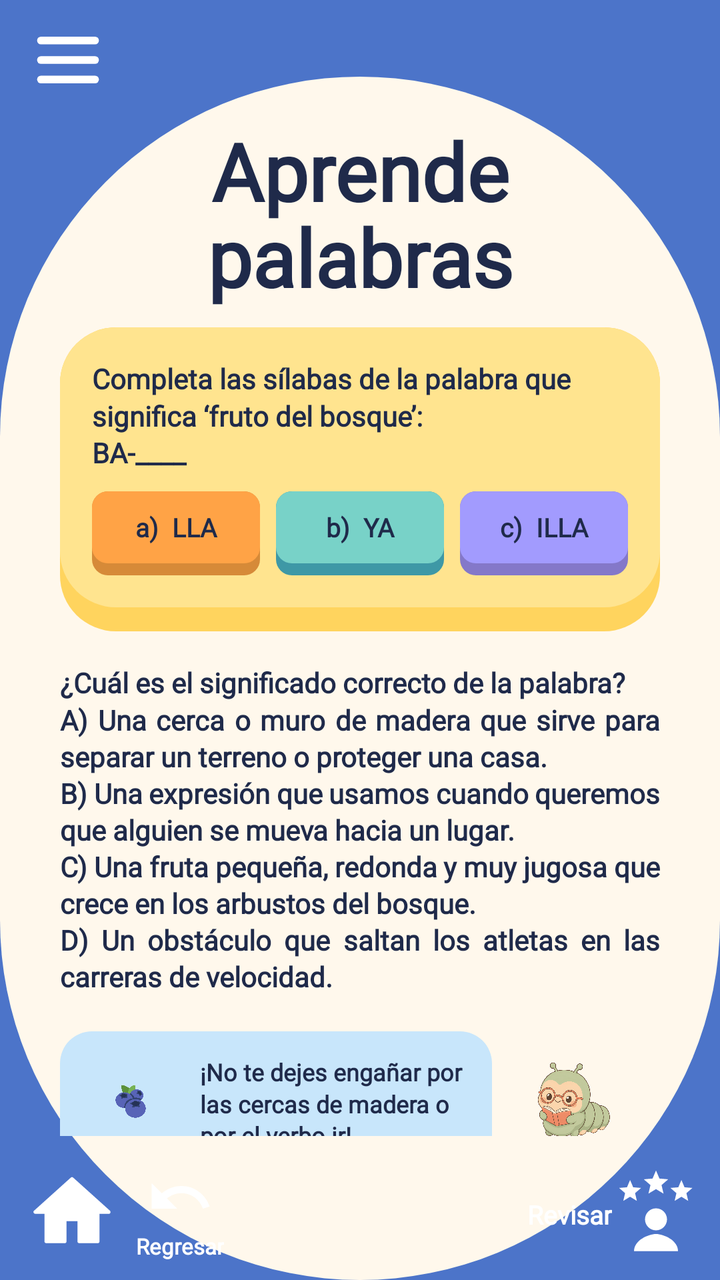
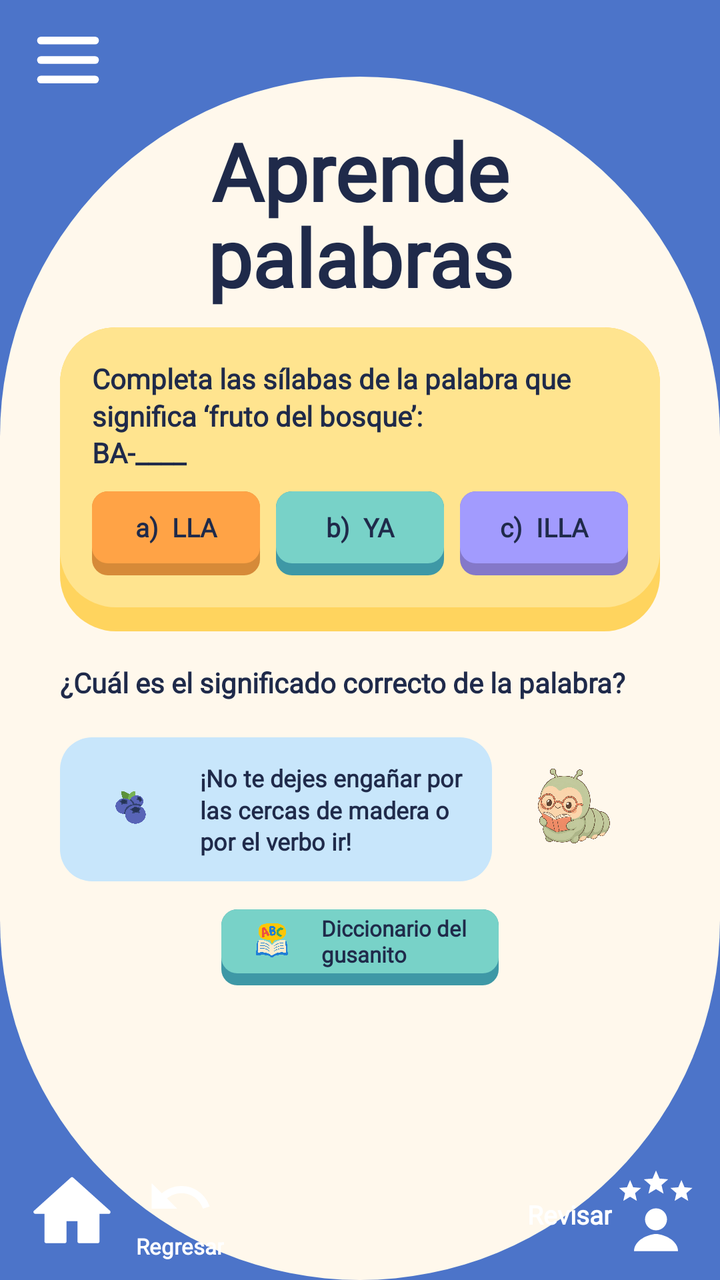

Screens rendered from an Android XML layout before and after an edit, with the pre-edit source and the edit as a unified diff.
<!-- AndroidManifest.xml: application theme Theme.Wordy -->
<!-- res/layout/activity_practica_palabras.xml -->
<?xml version="1.0" encoding="utf-8"?>
<androidx.constraintlayout.widget.ConstraintLayout
    xmlns:android="http://schemas.android.com/apk/res/android"
    xmlns:app="http://schemas.android.com/apk/res-auto"
    xmlns:tools="http://schemas.android.com/tools"
    android:layout_width="match_parent"
    android:layout_height="match_parent"
    android:background="@color/wordy_blue"
    android:fitsSystemWindows="true"
    tools:context=".PracticaPalabrasActivity"
    tools:ignore="HardcodedText">

    <androidx.constraintlayout.widget.Guideline
        android:id="@+id/glCremaTop"
        android:layout_width="wrap_content"
        android:layout_height="wrap_content"
        android:orientation="horizontal"
        app:layout_constraintGuide_percent="0.06" />

    <View
        android:id="@+id/bgCrema"
        android:layout_width="0dp"
        android:layout_height="0dp"
        android:background="@drawable/bg_oval_cream"
        app:layout_constraintBottom_toBottomOf="parent"
        app:layout_constraintEnd_toEndOf="parent"
        app:layout_constraintStart_toStartOf="parent"
        app:layout_constraintTop_toTopOf="@id/glCremaTop" />

    <include
        android:id="@+id/header"
        layout="@layout/header_wordy"
        android:layout_width="match_parent"
        android:layout_height="wrap_content"
        app:layout_constraintTop_toTopOf="parent" />

    <TextView
        android:id="@+id/tvTitulo"
        style="@style/WordyTitulo"
        android:layout_marginTop="4dp"
        android:text="@string/titulo_aprende_palabras"
        app:layout_constraintEnd_toEndOf="parent"
        app:layout_constraintStart_toStartOf="parent"
        app:layout_constraintTop_toBottomOf="@id/header" />

    <androidx.core.widget.NestedScrollView
        android:layout_width="0dp"
        android:layout_height="0dp"
        android:layout_marginTop="10dp"
        android:layout_marginBottom="6dp"
        android:scrollbars="none"
        app:layout_constraintBottom_toTopOf="@id/footer"
        app:layout_constraintEnd_toEndOf="parent"
        app:layout_constraintStart_toStartOf="parent"
        app:layout_constraintTop_toBottomOf="@id/tvTitulo">

        <LinearLayout
            android:layout_width="match_parent"
            android:layout_height="wrap_content"
            android:orientation="vertical"
            android:paddingStart="30dp"
            android:paddingEnd="30dp">

            
            <LinearLayout
                android:id="@+id/cardSilabas"
                android:layout_width="match_parent"
                android:layout_height="wrap_content"
                android:background="@drawable/bg_card"
                android:orientation="vertical"
                android:paddingStart="16dp"
                android:paddingTop="16dp"
                android:paddingEnd="16dp"
                android:paddingBottom="28dp">

                <TextView
                    android:id="@+id/tvPreguntaSilabas"
                    style="@style/WordyCuerpo"
                    android:layout_width="match_parent"
                    android:layout_height="wrap_content"
                    android:text="@string/pregunta_silabas"
                    android:textSize="14sp" />

                <LinearLayout
                    android:layout_width="match_parent"
                    android:layout_height="wrap_content"
                    android:layout_marginTop="10dp"
                    android:orientation="horizontal">

                    <TextView
                        android:id="@+id/opcionA"
                        style="@style/WordyOpcion"
                        android:layout_width="0dp"
                        android:layout_weight="1"
                        android:background="@drawable/bg_field_orange"
                        android:text="a)  LLA" />

                    <TextView
                        android:id="@+id/opcionB"
                        style="@style/WordyOpcion"
                        android:layout_width="0dp"
                        android:layout_marginStart="8dp"
                        android:layout_weight="1"
                        android:background="@drawable/bg_field_teal"
                        android:text="b)  YA" />

                    <TextView
                        android:id="@+id/opcionC"
                        style="@style/WordyOpcion"
                        android:layout_width="0dp"
                        android:layout_marginStart="8dp"
                        android:layout_weight="1"
                        android:background="@drawable/bg_field_purple"
                        android:text="c)  ILLA" />
                </LinearLayout>
            </LinearLayout>

            <TextView
                android:id="@+id/tvSignificado"
                style="@style/WordyCuerpo"
                android:layout_width="match_parent"
                android:layout_height="wrap_content"
                android:layout_marginTop="16dp"
                android:justificationMode="inter_word"
                android:text="@string/pregunta_significado"
                android:textSize="14sp"
                tools:targetApi="o" />

            
            <androidx.constraintlayout.widget.ConstraintLayout
                android:layout_width="match_parent"
                android:layout_height="wrap_content"
                android:layout_marginTop="12dp">

                <LinearLayout
                    android:id="@+id/burbujaPista"
                    android:layout_width="0dp"
                    android:layout_height="wrap_content"
                    android:background="@drawable/bg_burbuja"
                    android:gravity="center_vertical"
                    android:orientation="horizontal"
                    android:padding="10dp"
                    app:layout_constraintBottom_toBottomOf="parent"
                    app:layout_constraintEnd_toStartOf="@id/ivGusanoCabeza"
                    app:layout_constraintStart_toStartOf="parent"
                    app:layout_constraintTop_toTopOf="parent">

                    <ImageView
                        android:layout_width="52dp"
                        android:layout_height="52dp"
                        android:contentDescription="@null"
                        android:src="@drawable/img_rel_baya" />

                    <TextView
                        style="@style/WordyCuerpo"
                        android:layout_width="0dp"
                        android:layout_height="wrap_content"
                        android:layout_marginStart="8dp"
                        android:layout_weight="1"
                        android:text="@string/pista_gusano"
                        android:textSize="12sp" />
                </LinearLayout>

                <ImageView
                    android:id="@+id/ivGusanoCabeza"
                    android:layout_width="84dp"
                    android:layout_height="84dp"
                    android:contentDescription="@string/img_gusano_lector"
                    android:src="@drawable/img_gusano_lector"
                    app:layout_constraintBottom_toBottomOf="parent"
                    app:layout_constraintEnd_toEndOf="parent"
                    app:layout_constraintTop_toTopOf="parent" />
            </androidx.constraintlayout.widget.ConstraintLayout>

            <include
                android:id="@+id/btnDiccionario"
                layout="@layout/chip_diccionario"
                android:layout_width="wrap_content"
                android:layout_height="wrap_content"
                android:layout_gravity="center_horizontal"
                android:layout_marginTop="8dp" />
        </LinearLayout>
    </androidx.core.widget.NestedScrollView>

    <include
        android:id="@+id/footer"
        layout="@layout/footer_home_regresar_revisar"
        android:layout_width="match_parent"
        android:layout_height="wrap_content"
        app:layout_constraintBottom_toBottomOf="parent" />
</androidx.constraintlayout.widget.ConstraintLayout>
<!-- res/layout/header_wordy.xml (included above) -->
<?xml version="1.0" encoding="utf-8"?>
<androidx.constraintlayout.widget.ConstraintLayout
    xmlns:android="http://schemas.android.com/apk/res/android"
    xmlns:app="http://schemas.android.com/apk/res-auto"
    android:layout_width="match_parent"
    android:layout_height="64dp">

    <ImageView
        android:id="@+id/btnMenu"
        android:layout_width="48dp"
        android:layout_height="48dp"
        android:layout_marginStart="10dp"
        android:background="?attr/selectableItemBackgroundBorderless"
        android:contentDescription="@string/menu"
        android:padding="6dp"
        android:src="@drawable/ic_hamburguesa"
        app:layout_constraintBottom_toBottomOf="parent"
        app:layout_constraintStart_toStartOf="parent"
        app:layout_constraintTop_toTopOf="parent" />

    <FrameLayout
        android:layout_width="160dp"
        android:layout_height="60dp"
        android:layout_marginEnd="6dp"
        app:layout_constraintBottom_toBottomOf="parent"
        app:layout_constraintEnd_toEndOf="parent"
        app:layout_constraintTop_toTopOf="parent">

        <ImageView
            android:layout_width="160dp"
            android:layout_height="wrap_content"
            android:layout_marginTop="-111dp"
            android:adjustViewBounds="true"
            android:contentDescription="@string/logo_wordy"
            android:src="@drawable/logo_wordy" />
    </FrameLayout>
</androidx.constraintlayout.widget.ConstraintLayout>
<!-- res/layout/chip_diccionario.xml (included above) -->
<?xml version="1.0" encoding="utf-8"?>
<LinearLayout xmlns:android="http://schemas.android.com/apk/res/android"
    android:layout_width="wrap_content"
    android:layout_height="52dp"
    android:background="@drawable/bg_field_teal"
    android:clickable="true"
    android:focusable="true"
    android:gravity="center_vertical"
    android:orientation="horizontal"
    android:paddingStart="10dp"
    android:paddingEnd="16dp"
    android:paddingBottom="6dp">

    <ImageView
        android:layout_width="32dp"
        android:layout_height="32dp"
        android:contentDescription="@string/diccionario_gusanito"
        android:src="@drawable/img_diccionario" />

    <TextView
        android:layout_width="wrap_content"
        android:layout_height="wrap_content"
        android:layout_marginStart="8dp"
        android:fontFamily="@font/varela_normal"
        android:text="@string/diccionario_gusanito"
        android:textColor="@color/wordy_navy"
        android:textSize="11sp"
        android:textStyle="bold" />
</LinearLayout>
<!-- res/layout/footer_home_regresar_revisar.xml (included above) -->
<?xml version="1.0" encoding="utf-8"?>
<androidx.constraintlayout.widget.ConstraintLayout
    xmlns:android="http://schemas.android.com/apk/res/android"
    xmlns:app="http://schemas.android.com/apk/res-auto"
    android:layout_width="match_parent"
    android:layout_height="wrap_content"
    android:paddingStart="10dp"
    android:paddingTop="6dp"
    android:paddingEnd="10dp"
    android:paddingBottom="8dp">

    <ImageView
        android:id="@+id/btnHome"
        android:layout_width="52dp"
        android:layout_height="52dp"
        android:background="?attr/selectableItemBackgroundBorderless"
        android:contentDescription="@string/inicio"
        android:padding="4dp"
        android:src="@drawable/ic_home"
        app:layout_constraintBottom_toBottomOf="parent"
        app:layout_constraintStart_toStartOf="parent"
        app:layout_constraintTop_toTopOf="parent" />

    <LinearLayout
        android:id="@+id/btnRegresar"
        android:layout_width="wrap_content"
        android:layout_height="wrap_content"
        android:layout_marginStart="6dp"
        android:background="?attr/selectableItemBackgroundBorderless"
        android:clickable="true"
        android:focusable="true"
        android:gravity="center_horizontal"
        android:orientation="vertical"
        app:layout_constraintBottom_toBottomOf="parent"
        app:layout_constraintStart_toEndOf="@id/btnHome"
        app:layout_constraintTop_toTopOf="parent">

        <ImageView
            android:layout_width="38dp"
            android:layout_height="34dp"
            android:contentDescription="@string/regresar"
            android:src="@drawable/ic_regresar" />

        <TextView
            style="@style/WordyFooterTexto"
            android:layout_width="wrap_content"
            android:layout_height="wrap_content"
            android:text="@string/regresar" />
    </LinearLayout>

    <LinearLayout
        android:id="@+id/btnRevisar"
        android:layout_width="wrap_content"
        android:layout_height="wrap_content"
        android:background="?attr/selectableItemBackgroundBorderless"
        android:clickable="true"
        android:focusable="true"
        android:gravity="bottom"
        android:orientation="horizontal"
        app:layout_constraintBottom_toBottomOf="parent"
        app:layout_constraintEnd_toEndOf="parent"
        app:layout_constraintTop_toTopOf="parent">

        <TextView
            style="@style/WordyFooterTexto"
            android:layout_width="wrap_content"
            android:layout_height="wrap_content"
            android:layout_marginBottom="6dp"
            android:text="@string/revisar"
            android:textSize="13sp" />

        <ImageView
            android:layout_width="44dp"
            android:layout_height="44dp"
            android:contentDescription="@string/revisar"
            android:src="@drawable/ic_revisar" />
    </LinearLayout>
</androidx.constraintlayout.widget.ConstraintLayout>
<!-- resources referenced by this layout -->
<resources>
  <color name="wordy_blue">#4C74C9</color>
  <color name="wordy_navy">#1F2A4A</color>
  <!-- drawable bg_burbuja (drawable) -->
  <shape xmlns:android="http://schemas.android.com/apk/res/android"
      android:shape="rectangle">
      <solid android:color="@color/wordy_sky"/>
      <corners android:radius="16dp"/>
  </shape>
  <!-- drawable bg_card (drawable) -->
  <layer-list xmlns:android="http://schemas.android.com/apk/res/android">
      <item>
          <shape><solid android:color="@color/wordy_yellow_dark"/><corners android:radius="28dp"/></shape>
      </item>
      <item android:bottom="12dp">
          <shape><solid android:color="@color/wordy_yellow"/><corners android:radius="28dp"/></shape>
      </item>
  </layer-list>
  <!-- drawable bg_field_teal (drawable) -->
  <layer-list xmlns:android="http://schemas.android.com/apk/res/android">
      <item>
          <shape><solid android:color="@color/wordy_teal_dark"/><corners android:radius="8dp"/></shape>
      </item>
      <item android:bottom="6dp">
          <shape><solid android:color="@color/wordy_teal"/><corners android:radius="8dp"/></shape>
      </item>
  </layer-list>
  <!-- drawable bg_oval_cream (drawable) -->
  <shape xmlns:android="http://schemas.android.com/apk/res/android"
      android:shape="rectangle">
      <solid android:color="@color/wordy_cream"/>
      <corners android:radius="230dp"/>
  </shape>
  <string name="diccionario_gusanito">Diccionario del\ngusanito</string>
  <string name="img_gusano_lector">Gusanito leyendo un libro</string>
  <string name="inicio">Inicio</string>
  <string name="logo_wordy">Logo de Wordy</string>
  <string name="menu">Menú</string>
  <string name="pista_gusano">¡No te dejes engañar por las cercas de madera o por el verbo ir!</string>
  <string name="pregunta_significado">¿Cuál es el significado correcto de la palabra?\nA) Una cerca o muro de madera que sirve para separar un terreno o proteger una casa.\nB) Una expresión que usamos cuando queremos que alguien se mueva hacia un lugar.\nC) Una fruta pequeña, redonda y muy jugosa que crece en los arbustos del bosque.\nD) Un obstáculo que saltan los atletas en las carreras de velocidad.</string>
  <string name="pregunta_silabas">Completa las sílabas de la palabra que significa ‘fruto del bosque’:\nBA-____</string>
  <string name="regresar">Regresar</string>
  <string name="revisar">Revisar</string>
  <string name="titulo_aprende_palabras">Aprende\npalabras</string>
  <style name="WordyCuerpo">
          <item name="android:fontFamily">@font/varela_normal</item>
          <item name="android:lineSpacingMultiplier">1.12</item>
          <item name="android:textColor">@color/wordy_navy</item>
          <item name="android:textSize">13sp</item>
          <item name="android:textStyle">bold</item>
      </style>
  <style name="WordyFooterTexto">
          <item name="android:fontFamily">@font/varela_normal</item>
          <item name="android:textColor">@color/wordy_white</item>
          <item name="android:textSize">11sp</item>
          <item name="android:textStyle">bold</item>
      </style>
  <style name="Theme.Wordy" parent="Base.Theme.Wordy" />
  <color name="wordy_sky">#C8E6FB</color>
  <color name="wordy_yellow_dark">#FFD45E</color>
  <color name="wordy_yellow">#FFE48F</color>
  <color name="wordy_orange_dark">#D68A38</color>
  <color name="wordy_orange">#FFA346</color>
  <color name="wordy_purple_dark">#8478C9</color>
  <color name="wordy_purple">#A29BFE</color>
  <color name="wordy_teal_dark">#3E98A6</color>
  <color name="wordy_teal">#78D2C8</color>
  <color name="wordy_cream">#FFF8EC</color>
  <color name="wordy_white">#FFFF</color>
  <style name="Base.Theme.Wordy" parent="Theme.Material3.DayNight.NoActionBar">
          
          
      </style>
  <!-- unchanged entries left out for length: 12 -->
</resources>

<!-- the commit's change to res/layout/activity_practica_palabras.xml (unified diff, before → after) -->
@@ -121,10 +121,14 @@
                 android:layout_width="match_parent"
                 android:layout_height="wrap_content"
                 android:layout_marginTop="16dp"
-                android:justificationMode="inter_word"
-                android:text="@string/pregunta_significado"
-                android:textSize="14sp"
-                tools:targetApi="o" />
+                android:text="@string/pregunta_significado_titulo"
+                android:textSize="14sp" />
+
+            <LinearLayout
+                android:id="@+id/llSignificados"
+                android:layout_width="match_parent"
+                android:layout_height="wrap_content"
+                android:orientation="vertical" />
 
             
             <androidx.constraintlayout.widget.ConstraintLayout
@@ -149,6 +153,7 @@
                         android:layout_width="52dp"
                         android:layout_height="52dp"
                         android:contentDescription="@null"
+                        android:id="@+id/ivPistaImg"
                         android:src="@drawable/img_rel_baya" />
 
                     <TextView
@@ -158,6 +163,7 @@
                         android:layout_marginStart="8dp"
                         android:layout_weight="1"
                         android:text="@string/pista_gusano"
+                        android:id="@+id/tvPista"
                         android:textSize="12sp" />
                 </LinearLayout>
 
<!-- resource entries referenced after the edit -->
@@ -38,7 +38,7 @@
   <string name="logo_wordy">Logo de Wordy</string>
   <string name="menu">Menú</string>
   <string name="pista_gusano">¡No te dejes engañar por las cercas de madera o por el verbo ir!</string>
-  <string name="pregunta_significado">¿Cuál es el significado correcto de la palabra?\nA) Una cerca o muro de madera que sirve para separar un terreno o proteger una casa.\nB) Una expresión que usamos cuando queremos que alguien se mueva hacia un lugar.\nC) Una fruta pequeña, redonda y muy jugosa que crece en los arbustos del bosque.\nD) Un obstáculo que saltan los atletas en las carreras de velocidad.</string>
+  <string name="pregunta_significado_titulo">¿Cuál es el significado correcto de la palabra?</string>
   <string name="pregunta_silabas">Completa las sílabas de la palabra que significa ‘fruto del bosque’:\nBA-____</string>
   <string name="regresar">Regresar</string>
   <string name="revisar">Revisar</string>
